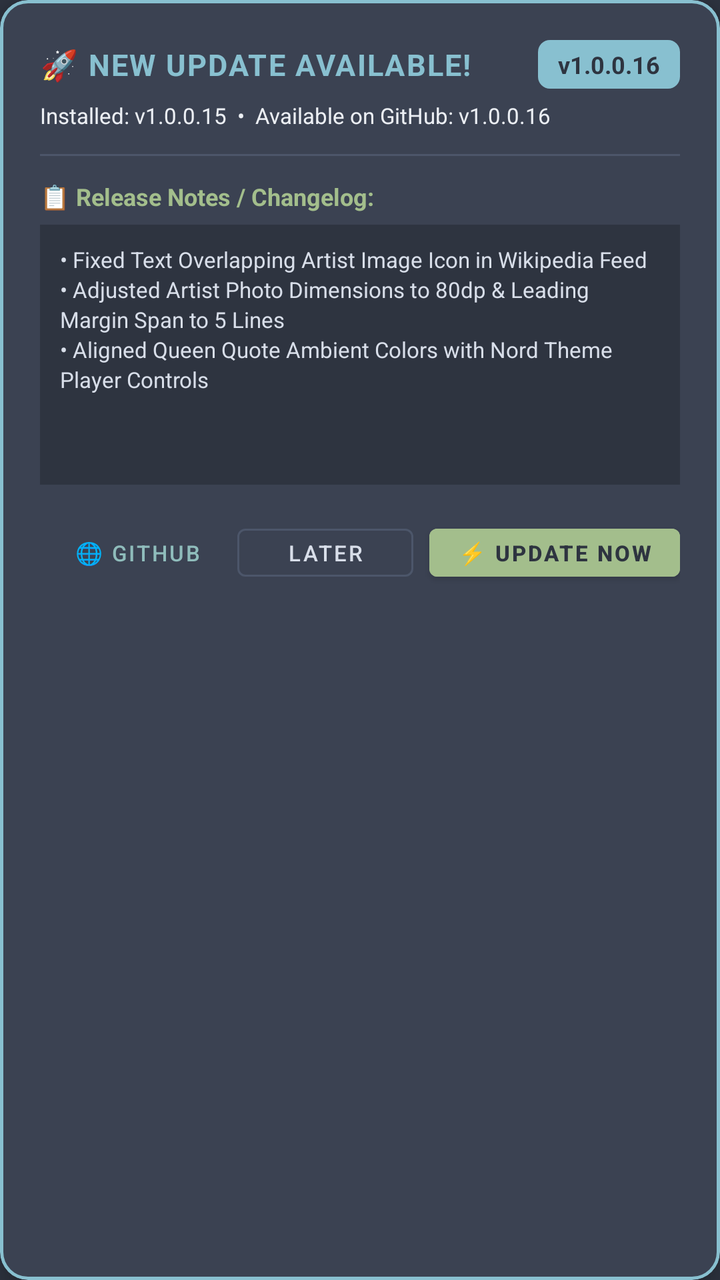
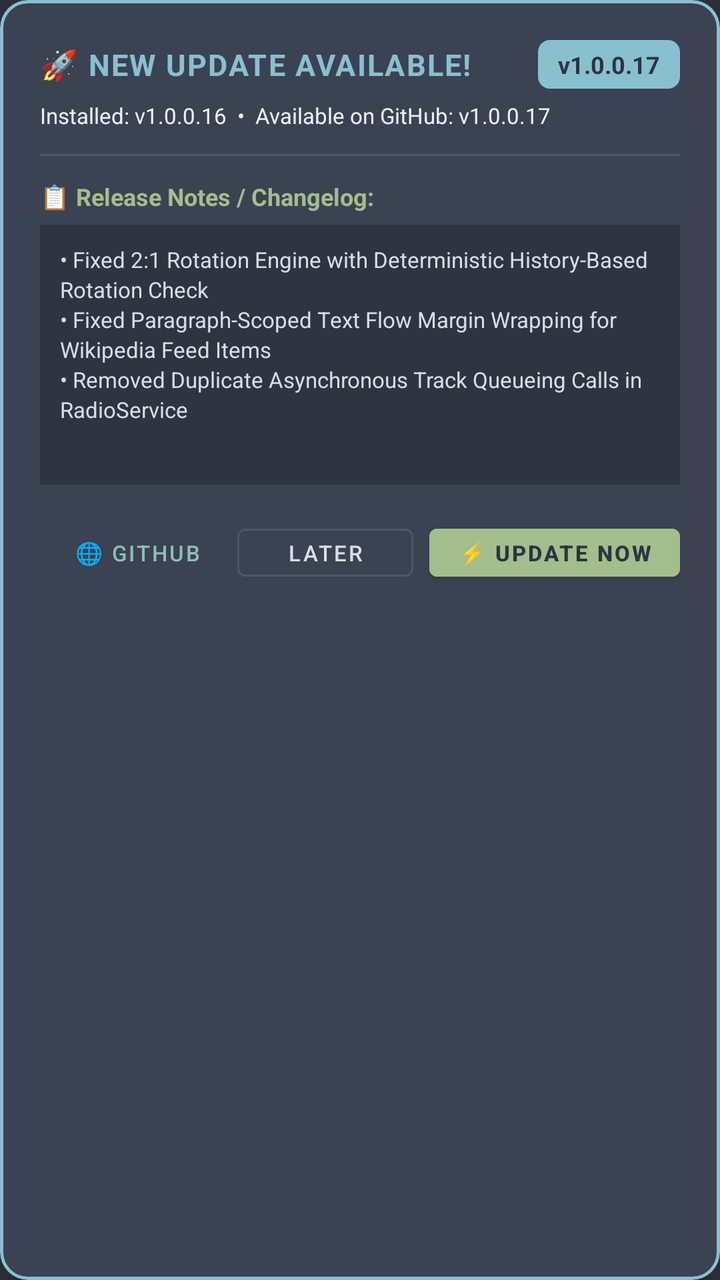

Two renders of the same Android screen: before a commit and after it. Below are the layout's source before the change and the commit's diff.
<!-- AndroidManifest.xml: application theme Theme.SNfetchPLAYER -->
<!-- res/layout/dialog_app_update.xml -->
<?xml version="1.0" encoding="utf-8"?>
<com.google.android.material.card.MaterialCardView xmlns:android="http://schemas.android.com/apk/res/android"
    xmlns:app="http://schemas.android.com/apk/res-auto"
    android:layout_width="match_parent"
    android:layout_height="wrap_content"
    android:layout_margin="16dp"
    app:cardBackgroundColor="@color/nord1"
    app:cardCornerRadius="14dp"
    app:cardElevation="8dp"
    app:strokeColor="@color/nord8"
    app:strokeWidth="1.5dp">

    <LinearLayout
        android:layout_width="match_parent"
        android:layout_height="wrap_content"
        android:orientation="vertical"
        android:padding="20dp">

        
        <LinearLayout
            android:layout_width="match_parent"
            android:layout_height="wrap_content"
            android:gravity="center_vertical"
            android:orientation="horizontal">

            <TextView
                android:layout_width="0dp"
                android:layout_height="wrap_content"
                android:layout_weight="1"
                android:letterSpacing="0.05"
                android:text="🚀 NEW UPDATE AVAILABLE!"
                android:textColor="@color/nord8"
                android:textSize="15sp"
                android:textStyle="bold" />

            <TextView
                android:id="@+id/tvNewVersionBadge"
                android:layout_width="wrap_content"
                android:layout_height="wrap_content"
                android:background="@drawable/badge_update_bg"
                android:paddingHorizontal="10dp"
                android:paddingVertical="4dp"
                android:text="v1.0.0.16"
                android:textColor="@color/nord0"
                android:textSize="12sp"
                android:textStyle="bold" />
        </LinearLayout>

        
        <TextView
            android:id="@+id/tvUpdateVersionSub"
            android:layout_width="match_parent"
            android:layout_height="wrap_content"
            android:layout_marginTop="6dp"
            android:text="Installed: v1.0.0.15  •  Available on GitHub: v1.0.0.16"
            android:textColor="@color/nord6"
            android:textSize="11sp" />

        
        <View
            android:layout_width="match_parent"
            android:layout_height="1dp"
            android:layout_marginVertical="12dp"
            android:background="@color/nord3" />

        <TextView
            android:layout_width="wrap_content"
            android:layout_height="wrap_content"
            android:text="📋 Release Notes / Changelog:"
            android:textColor="@color/nord14"
            android:textSize="12sp"
            android:textStyle="bold" />

        
        <androidx.core.widget.NestedScrollView
            android:layout_width="match_parent"
            android:layout_height="130dp"
            android:layout_marginTop="6dp"
            android:background="@color/nord0"
            android:padding="10dp">

            <TextView
                android:id="@+id/tvUpdateChangelog"
                android:layout_width="match_parent"
                android:layout_height="wrap_content"
                android:fontFamily="sans-serif"
                android:lineSpacingExtra="2dp"
                android:text="• Fixed Text Overlapping Artist Image Icon in Wikipedia Feed\n• Adjusted Artist Photo Dimensions to 80dp &amp; Leading Margin Span to 5 Lines\n• Aligned Queen Quote Ambient Colors with Nord Theme Player Controls"
                android:textColor="@color/nord4"
                android:textSize="11sp" />
        </androidx.core.widget.NestedScrollView>

        
        <LinearLayout
            android:id="@+id/layoutDownloadProgress"
            android:layout_width="match_parent"
            android:layout_height="wrap_content"
            android:layout_marginTop="12dp"
            android:orientation="vertical"
            android:visibility="gone">

            <ProgressBar
                android:id="@+id/pbDownloadProgress"
                style="?android:attr/progressBarStyleHorizontal"
                android:layout_width="match_parent"
                android:layout_height="8dp"
                android:max="100"
                android:progress="0"
                android:progressTint="@color/nord14" />

            <TextView
                android:id="@+id/tvDownloadProgressStatus"
                android:layout_width="match_parent"
                android:layout_height="wrap_content"
                android:layout_marginTop="4dp"
                android:gravity="center_horizontal"
                android:text="Downloading APK... 0%"
                android:textColor="@color/nord14"
                android:textSize="11sp" />
        </LinearLayout>

        
        <LinearLayout
            android:layout_width="match_parent"
            android:layout_height="wrap_content"
            android:layout_marginTop="16dp"
            android:gravity="end"
            android:orientation="horizontal">

            <com.google.android.material.button.MaterialButton
                android:id="@+id/btnOpenGitHub"
                style="@style/Widget.MaterialComponents.Button.TextButton"
                android:layout_width="wrap_content"
                android:layout_height="36dp"
                android:paddingHorizontal="10dp"
                android:text="🌐 GitHub"
                android:textColor="@color/nord7"
                android:textSize="11sp" />

            <com.google.android.material.button.MaterialButton
                android:id="@+id/btnLaterUpdate"
                style="@style/Widget.MaterialComponents.Button.OutlinedButton"
                android:layout_width="wrap_content"
                android:layout_height="36dp"
                android:layout_marginStart="6dp"
                android:paddingHorizontal="12dp"
                android:text="LATER"
                android:textColor="@color/nord4"
                android:textSize="11sp"
                app:strokeColor="@color/nord3"
                app:strokeWidth="1dp" />

            <com.google.android.material.button.MaterialButton
                android:id="@+id/btnDownloadUpdate"
                android:layout_width="wrap_content"
                android:layout_height="36dp"
                android:layout_marginStart="8dp"
                android:backgroundTint="@color/nord14"
                android:paddingHorizontal="14dp"
                android:text="⚡ UPDATE NOW"
                android:textColor="@color/nord0"
                android:textSize="11sp"
                android:textStyle="bold" />
        </LinearLayout>

    </LinearLayout>
</com.google.android.material.card.MaterialCardView>
<!-- resources referenced by this layout -->
<resources>
  <color name="nord0">#2E3440</color>
  <color name="nord1">#3B4252</color>
  <color name="nord14">#A3BE8C</color>
  <color name="nord3">#4C566A</color>
  <color name="nord4">#D8DEE9</color>
  <color name="nord6">#ECEFF4</color>
  <color name="nord7">#8FBCBB</color>
  <color name="nord8">#88C0D0</color>
  <!-- drawable badge_update_bg (drawable) -->
  <?xml version="1.0" encoding="utf-8"?>
  <shape xmlns:android="http://schemas.android.com/apk/res/android"
      android:shape="rectangle">
      <solid android:color="@color/nord8" />
      <corners android:radius="6dp" />
  </shape>
  <style name="Theme.SNfetchPLAYER" parent="Theme.MaterialComponents.DayNight.NoActionBar">
          <item name="colorPrimary">@color/nord8</item>
          <item name="colorPrimaryVariant">@color/nord10</item>
          <item name="colorOnPrimary">@color/nord0</item>
          <item name="colorSecondary">@color/nord7</item>
          <item name="colorSecondaryVariant">@color/nord9</item>
          <item name="colorOnSecondary">@color/nord0</item>
          <item name="android:statusBarColor">@color/nord0</item>
          <item name="android:navigationBarColor">@color/nord0</item>
          <item name="android:windowBackground">@color/nord0</item>
      </style>
  <color name="nord10">#5E81AC</color>
  <color name="nord9">#81A1C1</color>
</resources>

<!-- the commit's change to res/layout/dialog_app_update.xml (unified diff, before → after) -->
@@ -40,7 +40,7 @@
                 android:background="@drawable/badge_update_bg"
                 android:paddingHorizontal="10dp"
                 android:paddingVertical="4dp"
-                android:text="v1.0.0.16"
+                android:text="v1.0.0.17"
                 android:textColor="@color/nord0"
                 android:textSize="12sp"
                 android:textStyle="bold" />
@@ -52,7 +52,7 @@
             android:layout_width="match_parent"
             android:layout_height="wrap_content"
             android:layout_marginTop="6dp"
-            android:text="Installed: v1.0.0.15  •  Available on GitHub: v1.0.0.16"
+            android:text="Installed: v1.0.0.16  •  Available on GitHub: v1.0.0.17"
             android:textColor="@color/nord6"
             android:textSize="11sp" />
 
@@ -85,7 +85,7 @@
                 android:layout_height="wrap_content"
                 android:fontFamily="sans-serif"
                 android:lineSpacingExtra="2dp"
-                android:text="• Fixed Text Overlapping Artist Image Icon in Wikipedia Feed\n• Adjusted Artist Photo Dimensions to 80dp &amp; Leading Margin Span to 5 Lines\n• Aligned Queen Quote Ambient Colors with Nord Theme Player Controls"
+                android:text="• Fixed 2:1 Rotation Engine with Deterministic History-Based Rotation Check\n• Fixed Paragraph-Scoped Text Flow Margin Wrapping for Wikipedia Feed Items\n• Removed Duplicate Asynchronous Track Queueing Calls in RadioService"
                 android:textColor="@color/nord4"
                 android:textSize="11sp" />
         </androidx.core.widget.NestedScrollView>
